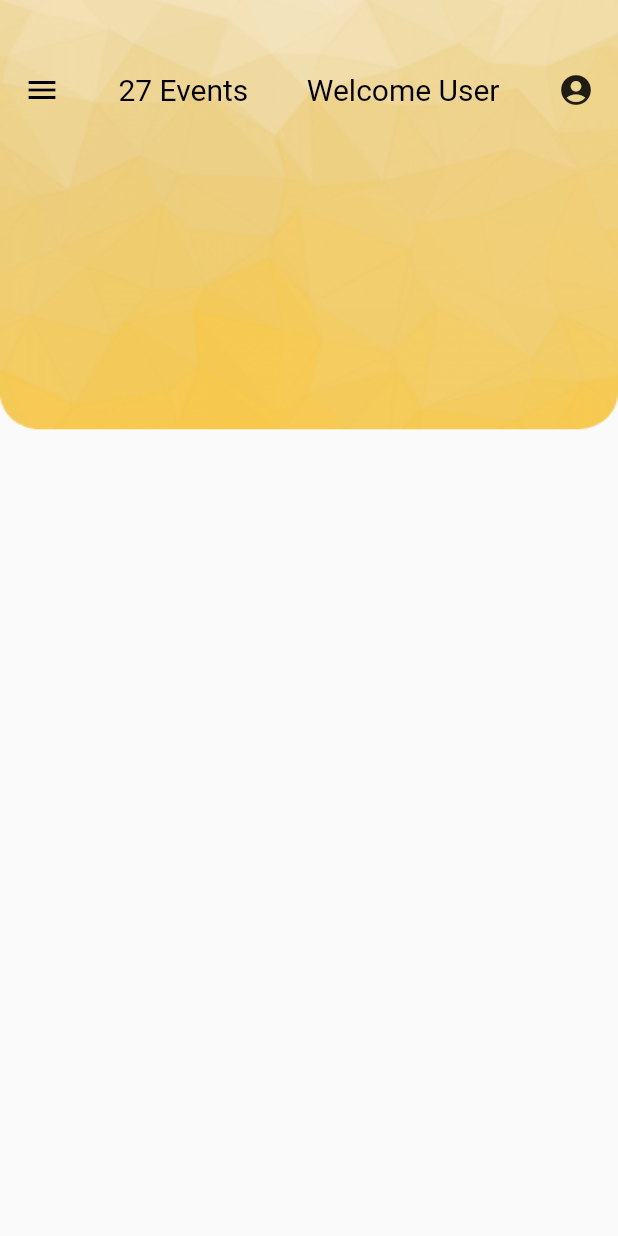
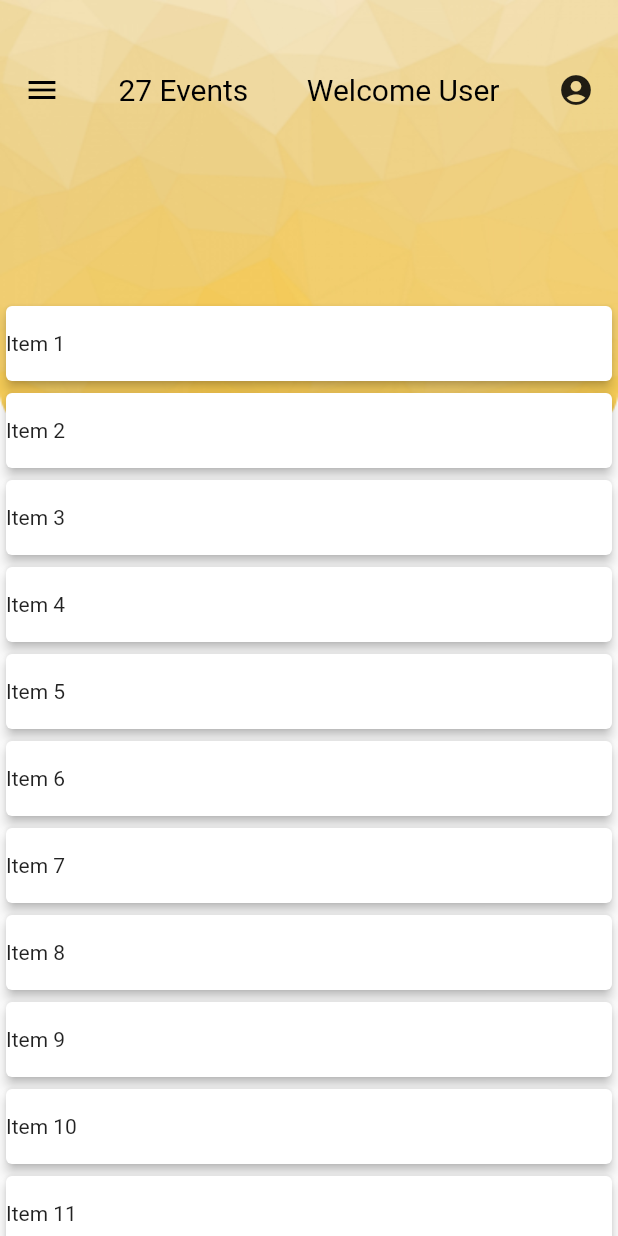
Before and after one commit to Cwills0114/PartyApp, a Flutter app: the screen it shows after launch, after a tap on "Login", on a phone screen of 412 x 824 dp. Run offline on Flutter 3.47's test engine with Material 2 defaults, Android fonts, the phone set to English and light mode, and no system bars.

Commit message:
Added List View for Events
Added List view of cards for the events
Refactored to its own file
Created Sidebar Its own file

```diff
--- /dev/null
+++ b/lib/Events/events.dart
@@ -0,0 +1,34 @@
+import 'package:flutter/material.dart';
+
+Widget display_Event(BuildContext context){
+  List items = getDummyList();
+
+    return Align(
+
+      child: Padding(
+        padding: EdgeInsets.only(top: 200),
+        child: ListView.builder(
+          itemCount: items.length,
+          itemBuilder: (context, index){
+            return Dismissible(key: Key(items[index]),
+             child: Card(
+               elevation: 3,
+               child: Container(
+                 height: 50,
+                 child: Row(
+                   children: <Widget> [Text(items[index])],
+                 ),
+               ),
+             ) );
+          }
+          ),
+      ),
+    );
+  }
+
+List getDummyList() {
+  List list = List.generate(20, (i){
+    return "Item ${i + 1}";
+  });
+  return list;
+}
--- a/lib/homePageLayout.dart
+++ b/lib/homePageLayout.dart
@@ -1,6 +1,8 @@
 
 
 import 'package:flutter/material.dart';
+import 'sideBar.dart';
+import 'Events/events.dart';
 
 
 final AssetImage backgroundImage = AssetImage('images/Background.png');
@@ -27,17 +29,14 @@ class _homePageLayoutState extends State<homePageLayout> {
       backgroundColor: Colors.black,
       body: Stack(
         children: <Widget> [
-         // menu(context),
+         //sideBar(),
           homePage(context),
-          SizedBox(height: 100,)
+          display_Event(context),
         ]
       ),
     );
   }
 
-Widget menu(BuildContext context){
-  //Side Drawer.
-}
 
 Widget homePage(BuildContext context){
   return Material(
--- /dev/null
+++ b/lib/sideBar.dart
@@ -0,0 +1,9 @@
+import 'package:flutter/material.dart';
+
+class sideBar extends StatelessWidget{
+  @override
+  Widget build(BuildContext context){
+
+
+  }
+}
```
